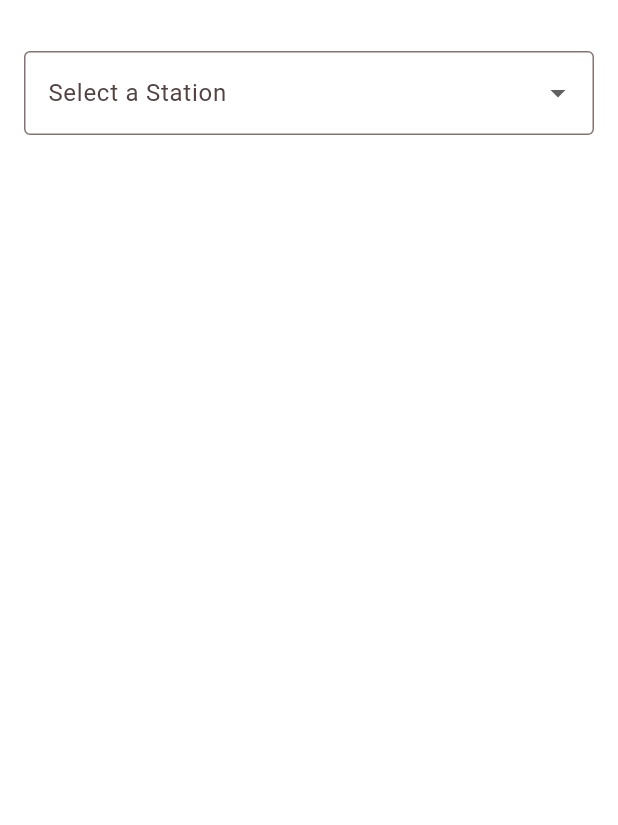
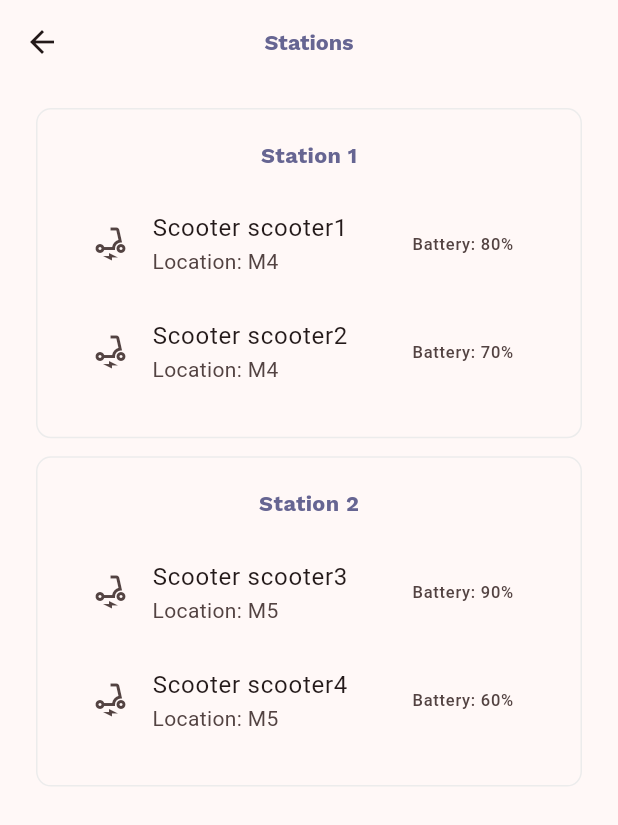
Before and after one commit to bmaldajani/JUSTRide, a Flutter app: the screen it shows after launch, on a phone screen of 412 x 824 dp. Shown: the top 825 px of the screen. Run offline on Flutter 3.47's test engine with Material 3 defaults, Android fonts, the phone set to English and light mode, and no system bars; our stand-ins replace flutter_map, flutter_svg, google_fonts, latlong2; missing offline and left inert: mobile_scanner.

Commit message:
the admin panel v1.0
still haven't connected the database, added the users dashboard and scooters dashboard

```diff
--- a/lib/StationsScreen.dart
+++ b/lib/StationsScreen.dart
@@ -1,8 +1,8 @@
 import 'package:flutter/material.dart';
 import 'package:flutter_scooter_rent_app/app_styles.dart';
-import 'package:flutter_scooter_rent_app/scooter.dart';
 import 'package:flutter_scooter_rent_app/scooter_details_screen.dart';
 import 'package:flutter_scooter_rent_app/size_config.dart';
+import 'package:flutter_scooter_rent_app/scooter.dart';
 import 'package:flutter_scooter_rent_app/stations.dart';
 
 import 'location.dart';
@@ -18,8 +18,8 @@ class _StationsScreenState extends State<StationsScreen> {
       id: '1',
       name: 'Station 1',
       scooters: [
-        Scooter(id: 'scooter1', location: 'M4', batteryLevel: 80),
-        Scooter(id: 'scooter2', location: 'M4', batteryLevel: 70),
+        Scooter(id: 'scooter1', location: 'M4', batteryLevel: 80, stationid: "0"),
+        Scooter(id: 'scooter2', location: 'M4', batteryLevel: 70, stationid: "0"),
       ],
       location: Location(name: 'Station 1 Location', latitude: 37.7749, longitude: -122.4194),
     ),
@@ -27,54 +27,80 @@ class _StationsScreenState extends State<StationsScreen> {
       id: '2',
       name: 'Station 2',
       scooters: [
-        Scooter(id: 'scooter3', location: 'M5', batteryLevel: 90),
-        Scooter(id: 'scooter4', location: 'M5', batteryLevel: 60),
+        Scooter(id: 'scooter3', location: 'M5', batteryLevel: 90, stationid: "1"),
+        Scooter(id: 'scooter4', location: 'M5', batteryLevel: 60, stationid: "1"),
       ],
       location: Location(name: 'Station 2 Location', latitude: 37.7859, longitude: -122.4364),
     ),
   ];
-
-  Station? _selectedStation;
 
   @override
   Widget build(BuildContext context) {
     SizeConfig().init(context);
 
     return Scaffold(
-        backgroundColor: kWhite,
+      appBar: AppBar(
+        leading: IconButton(
+          icon: Icon(Icons.arrow_back),
+          onPressed: () {
+            Navigator.pop(context);
+          },
+        ),
+        title: Text(
+          'Stations',
+          style: kWorkSansBold.copyWith(
+            color: kUltraViolet66,
+            fontSize: SizeConfig.blockSizeHorizontal! * 3.5,
+          ),
+        ),
+        centerTitle: true,
+      ),
       body: SafeArea(
         child: SingleChildScrollView(
-          padding: const EdgeInsets.all(kPadding16),
+          padding: const EdgeInsets.symmetric(horizontal: kPadding24),
           child: Column(
-            crossAxisAlignment: CrossAxisAlignment.start,
             children: [
-              const SizedBox(height: kPadding18),
-              DropdownButtonFormField(
-                decoration: InputDecoration(
-                  labelText: 'Select a Station',
-                  border: OutlineInputBorder(),
+              const SizedBox(height: kPadding16),
+              ListView.builder(
+                physics: const NeverScrollableScrollPhysics(),
+                shrinkWrap: true,
+                itemCount: _stations.length,
+                itemBuilder: (context, index) {
+                  Station station = _stations[index];
+                  return Container(
+                    width: double.infinity,
+                    decoration: BoxDecoration(
+                      borderRadius: BorderRadius.circular(kBorderRadius10),
+                      border: Border.all(
+                        color: kGrey,
+                        width: 1,
                       ),
-                value: _selectedStation,
-                onChanged: (Station? station) {
-                  setState(() {
-                    _selectedStation = station;
-                  });
-                },
-                items: _stations.map((station) {
-                  return DropdownMenuItem(
-                    value: station,
-                    child: Text(station.name),
-                  );
-                }).toList(),
                     ),
-              if (_selectedStation != null)
+                    margin: const EdgeInsets.only(bottom: kPadding12),
+                    padding: EdgeInsets.all(
+                      SizeConfig.blockSizeHorizontal! * 5,
+                    ),
+                    child: Column(
+                      children: [
+                        Text(
+                          station.name,
+                          style: kWorkSansBold.copyWith(
+                            color: kUltraViolet66,
+                            fontSize: SizeConfig.blockSizeHorizontal! * 3.5,
+                          ),
+                        ),
+                        const SizedBox(height: kPadding12),
                         ListView.builder(
+                          physics: const NeverScrollableScrollPhysics(),
                           shrinkWrap: true,
-                  physics: NeverScrollableScrollPhysics(),
-                  itemCount: _selectedStation!.scooters.length,
-                  itemBuilder: (context, index) {
-                    Scooter scooter = _selectedStation!.scooters[index];
-                    return InkWell(
+                          itemCount: station.scooters.length,
+                          itemBuilder: (context, scooterIndex) {
+                            Scooter scooter = station.scooters[scooterIndex];
+                            return ListTile(
+                              leading: Icon(Icons.electric_scooter),
+                              title: Text('Scooter ${scooter.id}'),
+                              subtitle: Text('Location: ${scooter.location}'),
+                              trailing: Text('Battery: ${scooter.batteryLevel}%'),
                               onTap: () {
                                 Navigator.push(
                                   context,
@@ -83,11 +109,10 @@ class _StationsScreenState extends State<StationsScreen> {
                                   ),
                                 );
                               },
-                      child: ListTile(
-                        leading: Icon(Icons.electric_scooter),
-                        title: Text('Scooter ${scooter.id}'),
-                        subtitle: Text('Location: ${scooter.location}'),
-                        trailing: Text('Battery: ${scooter.batteryLevel}%'),
+                            );
+                          },
+                        ),
+                      ],
                     ),
                   );
                 },
--- a/lib/app_styles.dart
+++ b/lib/app_styles.dart
@@ -4,6 +4,7 @@ import 'package:google_fonts/google_fonts.dart';
 const Color kUltraViolet66 = Color(0xff666592);
 const Color kLightUltraVioletAA = Color(0xffAAA9C9);
 const Color kYellowXanthousFF = Color(0xff5484ff);
+const Color kBlue = Color(0xff5484ff);
 const Color kGreenEmerald3D = Color(0xff3DC26F);
 const Color kLightGreenNyanzaE5 = Color(0xffE5FFDF);
 
--- a/lib/end_ride_screen.dart
+++ b/lib/end_ride_screen.dart
@@ -2,7 +2,7 @@ import 'package:flutter_scooter_rent_app/RatingDialog.dart';
 import 'package:flutter/material.dart';
 
 class RatingPage extends StatefulWidget {
-  final Function(int) onSubmitted;
+  final Function(int, String) onSubmitted;
 
   const RatingPage({Key? key, required this.onSubmitted}) : super(key: key);
 
@@ -16,7 +16,7 @@ class _RatingPageState extends State<RatingPage> {
     return Scaffold(
       body: Center(
         child: RatingDialog(
-          onSubmitted: widget.onSubmitted,
+          onSubmitted: widget.onSubmitted, stations: [],
         ),
       ),
     );
--- a/lib/scooter.dart
+++ b/lib/scooter.dart
@@ -4,11 +4,13 @@ import 'package:flutter_scooter_rent_app/stations.dart';
 class Scooter {
   final String id;
   final String location;
+  final String stationid;
   final int batteryLevel;
   bool isBooked;
   bool isAvailable;
 
   Scooter({
+    this.stationid = "1",
     this.id = "1234",
     this.location = "M4",
     this.batteryLevel = 80,
--- a/lib/start_ride_screen.dart
+++ b/lib/start_ride_screen.dart
@@ -1,4 +1,5 @@
 import 'package:flutter/material.dart';
+import 'package:flutter_scooter_rent_app/scooter.dart';
 import 'package:flutter_scooter_rent_app/size_config.dart';
 import 'package:mobile_scanner/mobile_scanner.dart';
 import 'app_styles.dart';
@@ -16,6 +17,8 @@ class _QRScannerScreenState extends State<QRScannerScreen> {
 
   final _formKey = GlobalKey<FormState>();
   final _codeController = TextEditingController();
+
+  final Scooter scooter = new Scooter(id: 'scooter3', location: 'M5', batteryLevel: 90);
 
   @override
   Widget build(BuildContext context) {
@@ -157,7 +160,7 @@ class _QRScannerScreenState extends State<QRScannerScreen> {
     Navigator.push(
       context,
       MaterialPageRoute(
-        builder: (context) => ScooterBookedScreen(code: code),
+        builder: (context) => ScooterBookedScreen(scooter: scooter),
       ),
     );
   }
--- a/lib/stations.dart
+++ b/lib/stations.dart
@@ -9,4 +9,11 @@ class Station {
   Location location;
 
   Station({required this.id, required this.name, required this.scooters, required this.location});
+  void addScooter(Scooter scooter) {
+    scooters.add(scooter);
+  }
+
+  void removeScooter(Scooter scooter) {
+    scooters.remove(scooter);
+  }
 }
```
Also changed, not shown: lib/RatingDialog.dart (+39 -4 lines), lib/Ride.dart (added, +50 -0 lines), lib/scooter_booked_screen.dart (+78 -86 lines), lib/scooter_details_screen.dart (+13 -6 lines). Lines whose indentation alone changed are shown as unchanged.
